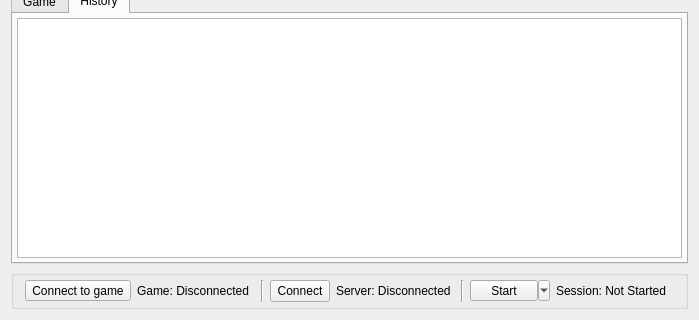
First picture: the form in randovania/gui/ui_files/game_session.ui, repository randovania/randovania, before the edit; both pictures show x 0 to 699 and y 169 to 489 of the 699 by 489 pixel window.
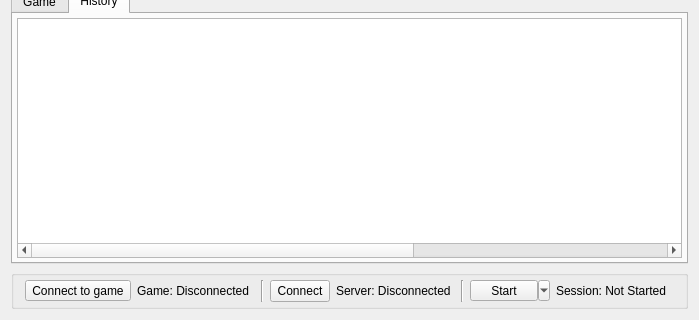
Second picture: the form after the edit. The open tabs and pages were chosen to show the change.

Diff of the .ui file:
```diff
--- a/randovania/gui/ui_files/game_session.ui
+++ b/randovania/gui/ui_files/game_session.ui
@@ -270,6 +270,9 @@
         </property>
         <item>
          <widget class="QTableWidget" name="history_table_widget">
+          <property name="sortingEnabled">
+           <bool>true</bool>
+          </property>
           <attribute name="horizontalHeaderVisible">
            <bool>false</bool>
           </attribute>
@@ -281,7 +284,22 @@
           </attribute>
           <column>
            <property name="text">
-            <string>Message</string>
+            <string>Provider</string>
+           </property>
+          </column>
+          <column>
+           <property name="text">
+            <string>Receiver</string>
+           </property>
+          </column>
+          <column>
+           <property name="text">
+            <string>Pickup</string>
+           </property>
+          </column>
+          <column>
+           <property name="text">
+            <string>Location</string>
            </property>
           </column>
           <column>
```
Left out of the diff: 6 changed lines with no effect on the pictures.
